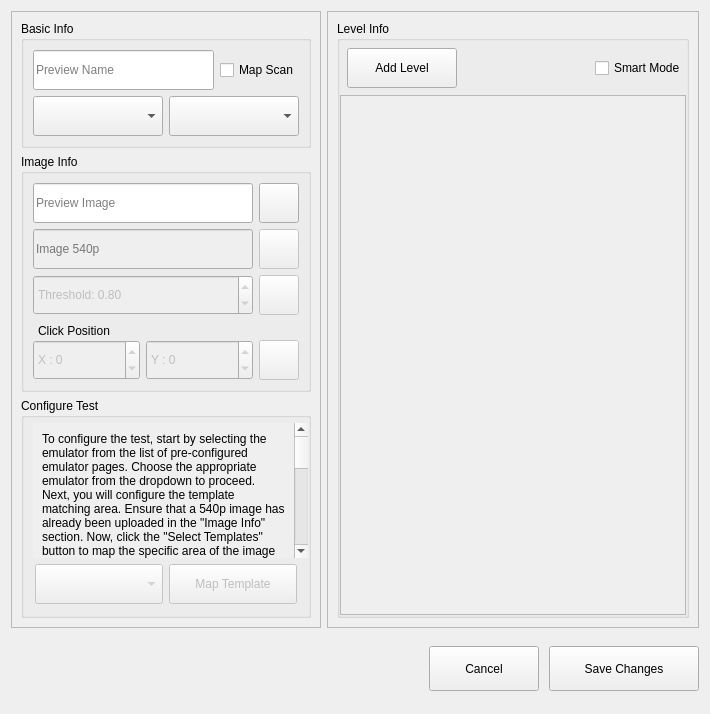
This is gui/ui_files/monster_edit_dialog.ui in evsahal/TaskEX as Qt 5 draws it before an edit. The edited form follows.
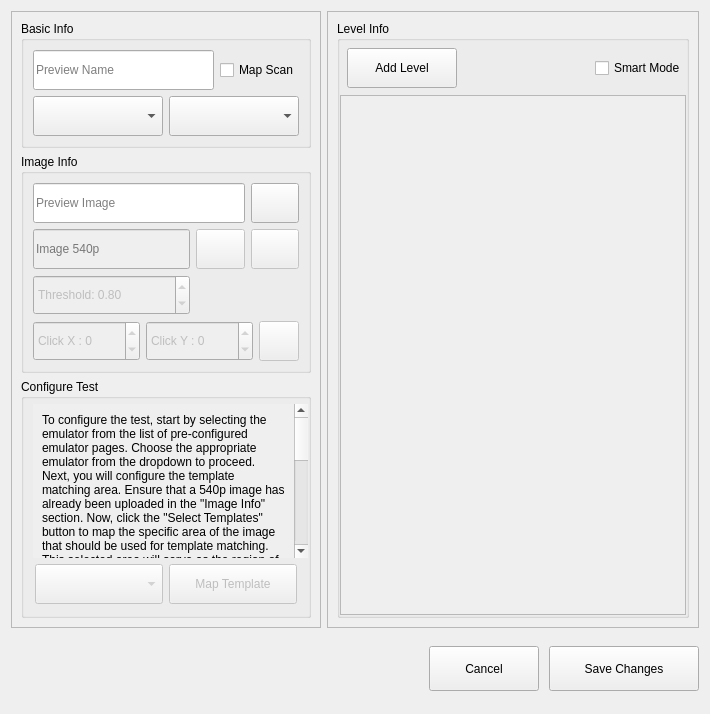
This is the edited form. Icons and pictures are not drawn.

Commit message: edit monster save changes almost done

```diff
--- a/gui/ui_files/monster_edit_dialog.ui
+++ b/gui/ui_files/monster_edit_dialog.ui
@@ -231,23 +231,23 @@
                   <property name="bottomMargin">
                    <number>0</number>
                   </property>
-                  <item row="1" column="0">
-                   <widget class="QLineEdit" name="p540_image_line_edit">
-                    <property name="enabled">
-                     <bool>false</bool>
-                    </property>
+                  <item row="0" column="4">
+                   <widget class="QPushButton" name="browse_preview_btn">
                     <property name="minimumSize">
                      <size>
-                      <width>0</width>
+                      <width>40</width>
                       <height>40</height>
                      </size>
                     </property>
-                    <property name="placeholderText">
-                     <string>Image 540p</string>
+                    <property name="text">
+                     <string/>
+                    </property>
+                    <property name="icon">
+                     <iconset theme="QIcon::ThemeIcon::FolderOpen"/>
                     </property>
                    </widget>
                   </item>
-                  <item row="5" column="0" colspan="2">
+                  <item row="5" column="0" colspan="5">
                    <widget class="QFrame" name="frame_11">
                     <property name="frameShape">
                      <enum>QFrame::Shape::NoFrame</enum>
@@ -271,37 +271,6 @@
                      <property name="bottomMargin">
                       <number>0</number>
                      </property>
-                     <item>
-                      <widget class="QFrame" name="frame_12">
-                       <property name="frameShape">
-                        <enum>QFrame::Shape::NoFrame</enum>
-                       </property>
-                       <property name="frameShadow">
-                        <enum>QFrame::Shadow::Raised</enum>
-                       </property>
-                       <layout class="QHBoxLayout" name="horizontalLayout_5">
-                        <property name="leftMargin">
-                         <number>5</number>
-                        </property>
-                        <property name="topMargin">
-                         <number>3</number>
-                        </property>
-                        <property name="rightMargin">
-                         <number>0</number>
-                        </property>
-                        <property name="bottomMargin">
-                         <number>2</number>
-                        </property>
-                        <item>
-                         <widget class="QLabel" name="label_3">
-                          <property name="text">
-                           <string>Click Position</string>
-                          </property>
-                         </widget>
-                        </item>
-                       </layout>
-                      </widget>
-                     </item>
                      <item>
                       <widget class="QFrame" name="frame_13">
                        <property name="frameShape">
@@ -344,7 +313,7 @@
                            <string/>
                           </property>
                           <property name="prefix">
-                           <string>X : </string>
+                           <string>Click X : </string>
                           </property>
                           <property name="minimum">
                            <number>-50</number>
@@ -372,7 +341,7 @@
                            </size>
                           </property>
                           <property name="prefix">
-                           <string>Y : </string>
+                           <string>Click Y : </string>
                           </property>
                           <property name="minimum">
                            <number>-50</number>
@@ -407,26 +376,7 @@
                     </layout>
                    </widget>
                   </item>
-                  <item row="3" column="1">
-                   <widget class="QPushButton" name="find_threshold_btn">
-                    <property name="enabled">
-                     <bool>false</bool>
-                    </property>
-                    <property name="minimumSize">
-                     <size>
-                      <width>40</width>
-                      <height>40</height>
-                     </size>
-                    </property>
-                    <property name="text">
-                     <string/>
-                    </property>
-                    <property name="icon">
-                     <iconset theme="QIcon::ThemeIcon::SystemSearch"/>
-                    </property>
-                   </widget>
-                  </item>
-                  <item row="0" column="0">
+                  <item row="0" column="0" colspan="4">
                    <widget class="QLineEdit" name="preview_image_line_edit">
                     <property name="minimumSize">
                      <size>
@@ -439,8 +389,62 @@
                     </property>
                    </widget>
                   </item>
-                  <item row="3" column="0">
-                   <widget class="QDoubleSpinBox" name="threshod_spin_box">
+                  <item row="1" column="4">
+                   <widget class="QPushButton" name="find_template_btn">
+                    <property name="enabled">
+                     <bool>false</bool>
+                    </property>
+                    <property name="minimumSize">
+                     <size>
+                      <width>40</width>
+                      <height>40</height>
+                     </size>
+                    </property>
+                    <property name="text">
+                     <string/>
+                    </property>
+                    <property name="icon">
+                     <iconset theme="QIcon::ThemeIcon::SystemSearch"/>
+                    </property>
+                   </widget>
+                  </item>
+                  <item row="1" column="3">
+                   <widget class="QPushButton" name="browse_540p_btn">
+                    <property name="enabled">
+                     <bool>false</bool>
+                    </property>
+                    <property name="minimumSize">
+                     <size>
+                      <width>40</width>
+                      <height>40</height>
+                     </size>
+                    </property>
+                    <property name="text">
+                     <string/>
+                    </property>
+                    <property name="icon">
+                     <iconset theme="QIcon::ThemeIcon::FolderOpen"/>
+                    </property>
+                   </widget>
+                  </item>
+                  <item row="1" column="0" colspan="3">
+                   <widget class="QLineEdit" name="p540_image_line_edit">
+                    <property name="enabled">
+                     <bool>false</bool>
+                    </property>
+                    <property name="minimumSize">
+                     <size>
+                      <width>0</width>
+                      <height>40</height>
+                     </size>
+                    </property>
+                    <property name="placeholderText">
+                     <string>Image 540p</string>
+                    </property>
+                   </widget>
+                  </item>
+                  <item row="3" column="0" colspan="3">
+                   <widget class="QDoubleSpinBox" name="threshold_spin_box">
                     <property name="enabled">
                      <bool>false</bool>
                     </property>
@@ -467,41 +471,6 @@
                     </property>
                    </widget>
                   </item>
-                  <item row="1" column="1">
-                   <widget class="QPushButton" name="browse_540p_btn">
-                    <property name="enabled">
-                     <bool>false</bool>
-                    </property>
-                    <property name="minimumSize">
-                     <size>
-                      <width>40</width>
-                      <height>40</height>
-                     </size>
-                    </property>
-                    <property name="text">
-                     <string/>
-                    </property>
-                    <property name="icon">
-                     <iconset theme="QIcon::ThemeIcon::FolderOpen"/>
-                    </property>
-                   </widget>
-                  </item>
-                  <item row="0" column="1">
-                   <widget class="QPushButton" name="browse_preview_btn">
-                    <property name="minimumSize">
-                     <size>
-                      <width>40</width>
-                      <height>40</height>
-                     </size>
-                    </property>
-                    <property name="text">
-                     <string/>
-                    </property>
-                    <property name="icon">
-                     <iconset theme="QIcon::ThemeIcon::FolderOpen"/>
-                    </property>
-                   </widget>
-                  </item>
                  </layout>
                 </widget>
                </item>
```
The commit also changes 10 other files.
